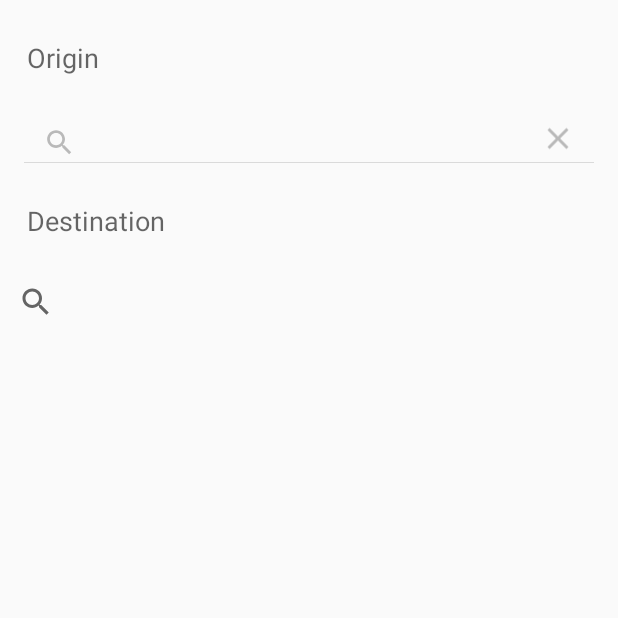
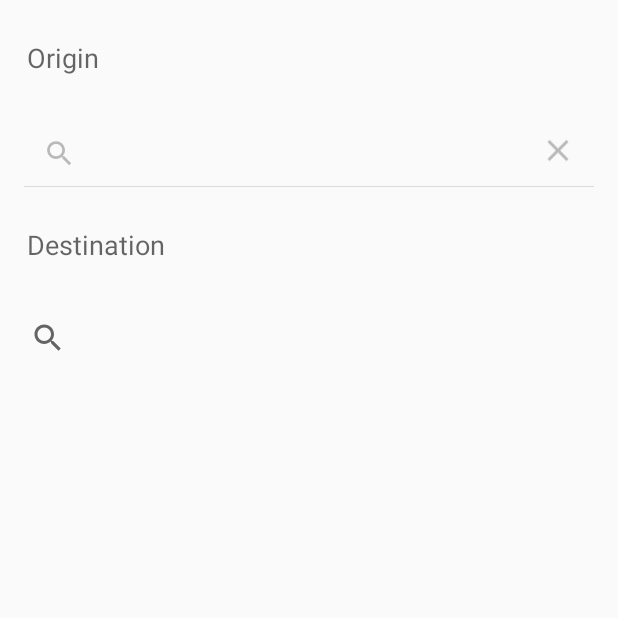
Before and after one commit to jdsbanares/para, an Android app: the SearchActivity screen opened directly, with no data from a screen before it, after a tap on "Search", on a phone screen of 412 x 824 dp, the top half of it. Run offline under Robolectric (Android 15) with nearby library versions, the phone set to English and light mode, and no system bars.

Commit message:
Changed button color

```diff
--- a/app/src/main/res/drawable-v21/round_button.xml
+++ b/app/src/main/res/drawable-v21/round_button.xml
@@ -1,9 +1,9 @@
 <?xml version="1.0" encoding="utf-8"?>
 <ripple xmlns:android="http://schemas.android.com/apk/res/android"
-    android:color="#c20586">
+    android:color="#426fde">
     <item>
         <shape android:shape="oval">
-            <solid android:color="#fa09ad"/>
+            <solid android:color="#4285f4"/>
         </shape>
     </item>
 </ripple>
--- a/app/src/main/res/drawable/round_button.xml
+++ b/app/src/main/res/drawable/round_button.xml
@@ -2,12 +2,12 @@
 <selector xmlns:android="http://schemas.android.com/apk/res/android">
     <item android:state_pressed="false">
         <shape android:shape="oval">
-            <solid android:color="#fa09ad"/>
+            <solid android:color="#4285f4"/>
         </shape>
     </item>
     <item android:state_pressed="true">
         <shape android:shape="oval">
-            <solid android:color="#c20586"/>
+            <solid android:color="#426fde"/>
         </shape>
     </item>
 </selector>
--- a/app/src/main/res/layout/main.xml
+++ b/app/src/main/res/layout/main.xml
@@ -20,7 +20,8 @@
         android:background="@drawable/round_button"
         android:text="S"
         android:id="@+id/searchBtn"
-        android:layout_gravity="right|bottom" />
+        android:layout_gravity="right|bottom"
+        android:layout_margin="@dimen/abc_action_bar_default_padding_material" />
 
     <!--<EditText-->
         <!--android:layout_width="fill_parent"-->
--- a/app/src/main/res/layout/search.xml
+++ b/app/src/main/res/layout/search.xml
@@ -23,7 +23,7 @@
         android:id="@+id/searchOrigin"
         android:layout_gravity="center_horizontal"
         android:focusable="true"
-        android:padding="@dimen/abc_action_bar_default_padding_material" />
+        android:layout_margin="@dimen/abc_action_bar_default_padding_material" />
 
     <TextView
         android:layout_width="wrap_content"
@@ -38,6 +38,7 @@
         android:layout_height="wrap_content"
         android:id="@+id/searchDestination"
         android:layout_gravity="center_horizontal"
-        android:focusable="true" />
+        android:focusable="true"
+        android:layout_margin="@dimen/abc_action_bar_default_padding_material" />
 
 </LinearLayout>
```
